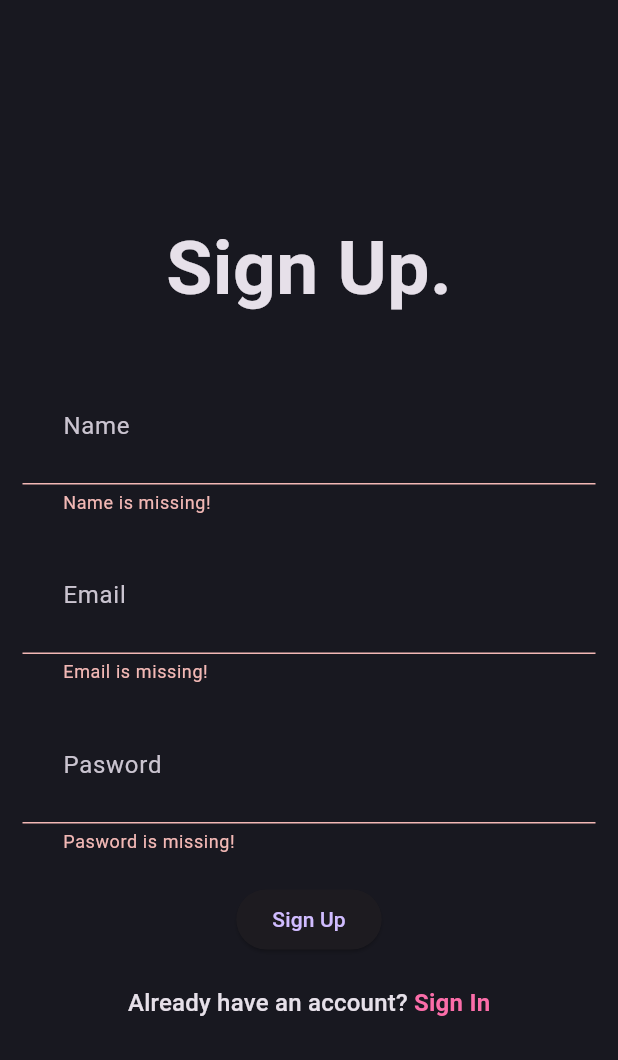
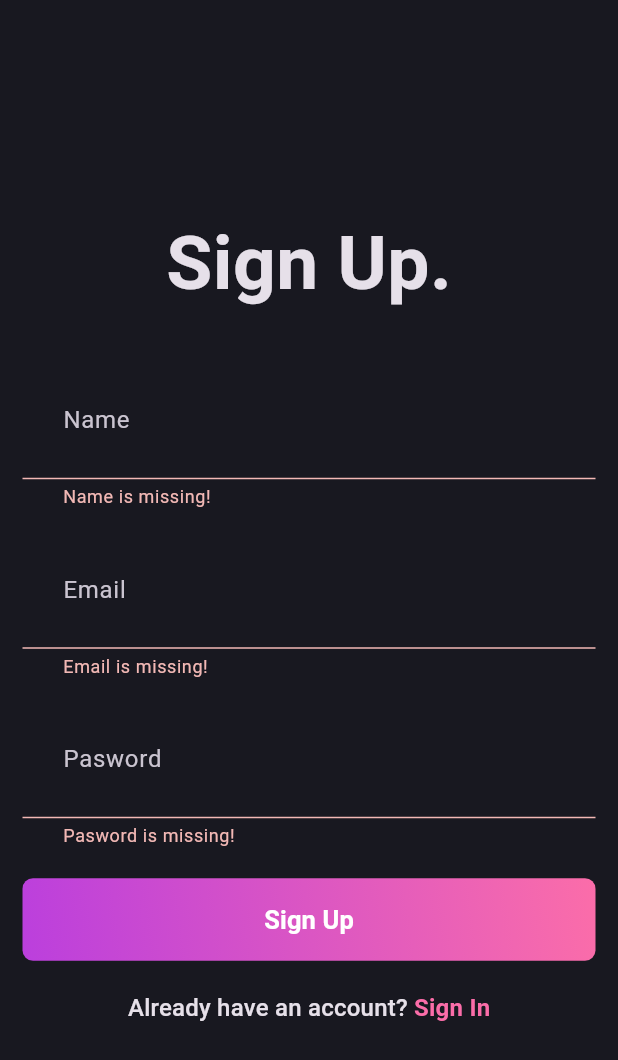
Before and after one commit to notsatria/blog-app-clean-arch, a Flutter app: the SignUpView screen opened directly, after a tap on "Sign Up", on a phone screen of 412 x 824 dp. Shown: the top 1060 px of the screen. Run offline on Flutter 3.47's test engine with Material 3 defaults, Android fonts, the phone set to English and light mode, and no system bars; our stand-ins replace flutter_bloc, fpdart, get_it, supabase_flutter; accounts and stored records are empty.

```diff
--- a/lib/core/secrets/app_secrets.dart
+++ b/lib/core/secrets/app_secrets.dart
@@ -1,6 +1,6 @@
 class AppSecrets {
   static const databasePassword = 'SA6v2Unl85aXos43';
-  static const supabaseUrl = 'https://yaxsuymjivnrsravkdiu.supabase.co';
+  static const supabaseUrl = 'https://zlvnnqapslinhmvaaiyn.supabase.co';
   static const anonKey =
-      'eyJhbGciOiJIUzI1NiIsInR5cCI6IkpXVCJ9.eyJpc3MiOiJzdXBhYmFzZSIsInJlZiI6InlheHN1eW1qaXZucnNyYXZrZGl1Iiwicm9sZSI6ImFub24iLCJpYXQiOjE3MTIzODMzNTgsImV4cCI6MjAyNzk1OTM1OH0.SIegvCuxHJj7MFwrwmakRBi0zVXoh4NcnEGGsT-RL04';
+      'eyJhbGciOiJIUzI1NiIsInR5cCI6IkpXVCJ9.eyJpc3MiOiJzdXBhYmFzZSIsInJlZiI6Inpsdm5ucWFwc2xpbmhtdmFhaXluIiwicm9sZSI6ImFub24iLCJpYXQiOjE3MTI0NzUxNjIsImV4cCI6MjAyODA1MTE2Mn0._r-uN0XYXebIJ3_nppAW3OwjHdVZEPAA6lQXYA4BTJk';
 }
--- a/lib/features/auth/presentation/views/sign_up_view.dart
+++ b/lib/features/auth/presentation/views/sign_up_view.dart
@@ -4,6 +4,7 @@ import 'package:blog_app/core/theme/app_palette.dart';
 import 'package:blog_app/features/auth/presentation/bloc/auth_bloc.dart';
 import 'package:blog_app/features/auth/presentation/views/sign_in_view.dart';
 import 'package:blog_app/features/auth/presentation/widgets/auth_field.dart';
+import 'package:blog_app/features/auth/presentation/widgets/auth_gradient_button.dart';
 import 'package:flutter/material.dart';
 import 'package:flutter_bloc/flutter_bloc.dart';
 
@@ -79,11 +80,11 @@ class _SignUpViewState extends State<SignUpView> {
                     isObscureText: true,
                   ),
                   const SizedBox(height: 20),
-                  /*
                   AuthGradientButton(
                     text: 'Sign Up',
                     onPressed: () {
                       if (formKey.currentState!.validate()) {
+                        log('Executed');
                         context.read<AuthBloc>().add(
                               AuthSignUp(
                                 name: nameController.text,
@@ -93,21 +94,7 @@ class _SignUpViewState extends State<SignUpView> {
                             );
                       }
                     },
-                  ),*/
-                  ElevatedButton(
-                      onPressed: () {
-                        if (formKey.currentState!.validate()) {
-                          log('executed');
-                          context.read<AuthBloc>().add(
-                                AuthSignUp(
-                                  name: nameController.text,
-                                  email: emailController.text,
-                                  password: passwordController.text,
-                                ),
-                              );
-                        }
-                      },
-                      child: const Text('Sign Up')),
+                  ),
                   const SizedBox(height: 20),
                   GestureDetector(
                     onTap: () {
```
